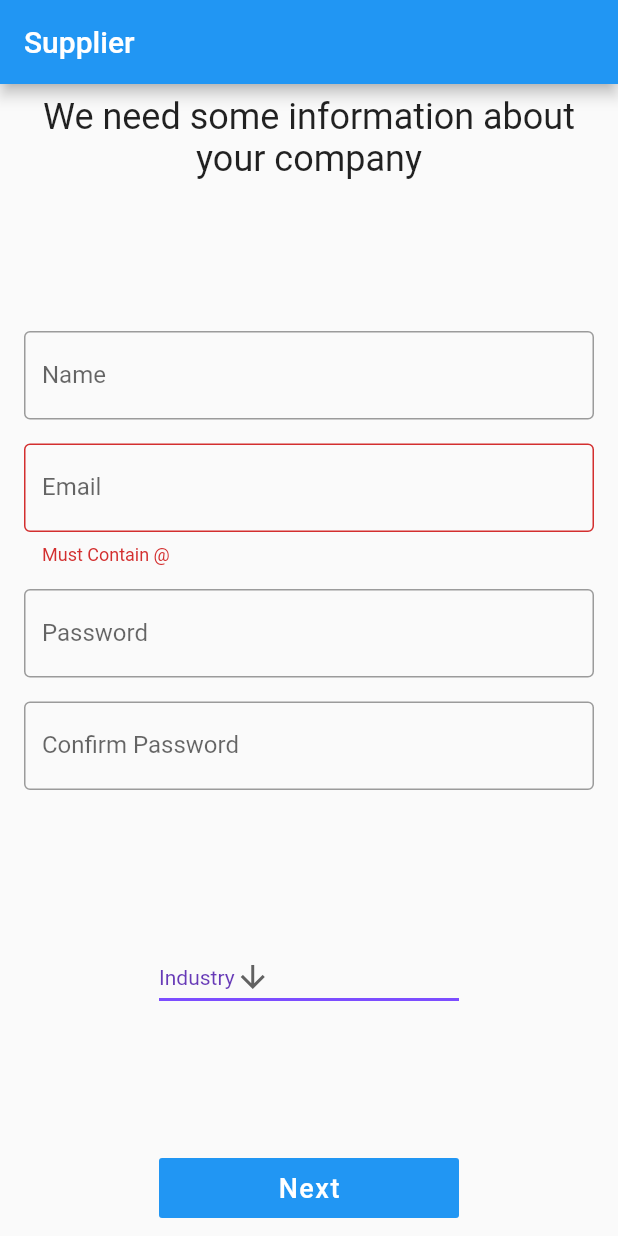
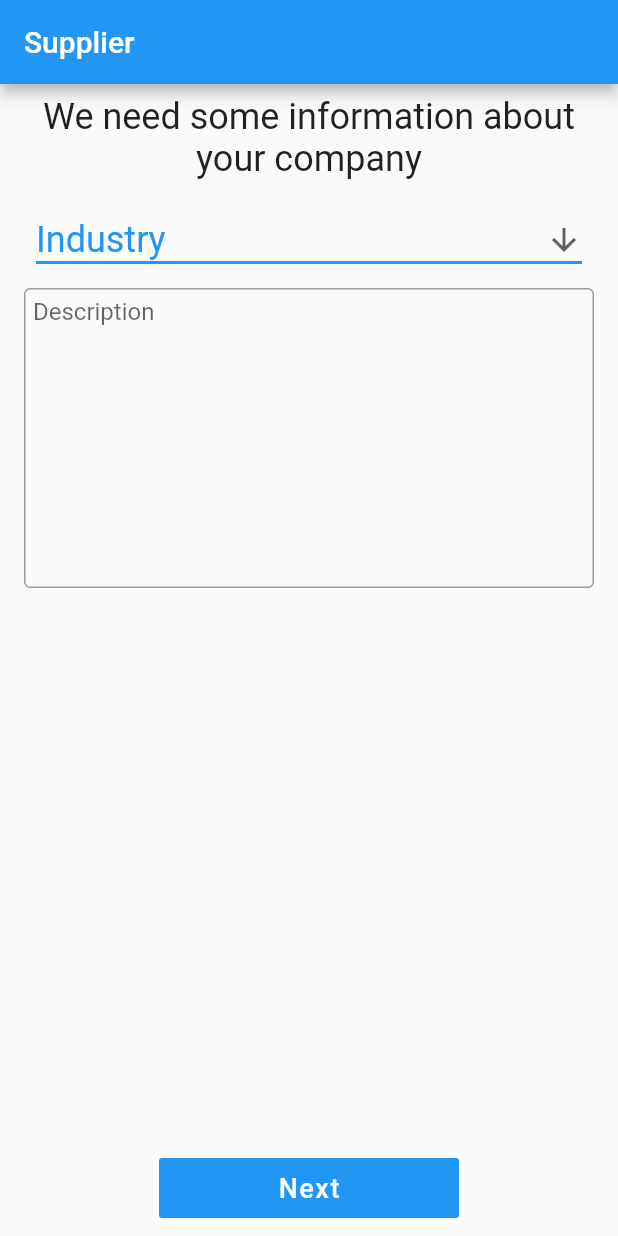
Before and after one commit to MartinOsama123/Mazloum, a Flutter app: the screen it shows after launch, on a phone screen of 412 x 824 dp. Run offline on Flutter 3.47's test engine with Material 2 defaults, Android fonts, the phone set to English and light mode, and no system bars.

Commit message:
Added DescriptionTextField

```diff
--- a/lib/Screens/SupplierRegisteration.dart
+++ b/lib/Screens/SupplierRegisteration.dart
@@ -1,7 +1,6 @@
+import 'package:flutter/cupertino.dart';
 import 'package:flutter/material.dart';
 import 'package:flutter/rendering.dart';
-
-
 
 // class MyHomePage extends StatefulWidget {
 //   MyHomePage({Key key, this.title}) : super(key: key);
@@ -18,62 +17,74 @@ class SupplierRegisteration extends StatelessWidget {
   String dropdownValue = "Industry";
   @override
   Widget build(BuildContext context) {
-
     return Scaffold(
       appBar: AppBar(
-
         title: Text("Supplier"),
       ),
       body: Center(
-
         child: Padding(
           padding: const EdgeInsets.all(8.0),
-
           child: Column(
             mainAxisAlignment: MainAxisAlignment.center,
             children: [
-                Text("We need some information about your company",style: TextStyle(fontSize: 24),textAlign: TextAlign.center,),
+              Text(
+                "We need some information about your company",
+                style: TextStyle(fontSize: 24),
+                textAlign: TextAlign.center,
+              ),
+              // Spacer(),
+              // SupplierMainInfo(),
+              // Spacer(),
+              Padding(
+                padding: const EdgeInsets.all(8.0),
+                child: DescriptionSupplier(),
+              ),
               Spacer(),
-                SupplierMainInfo(),
-                Spacer(),
-             Container(width:200,child: DescriptionSupplier()),
-                Spacer(),
-                FlatButton(onPressed: (){}, child: Text("Next",style: TextStyle(fontSize: 18,letterSpacing: 1,color: Colors.white),),color: Theme.of(context).accentColor,minWidth: 200,height: 40,),
+              FlatButton(
+                onPressed: () {},
+                child: Text(
+                  "Next",
+                  style: TextStyle(
+                      fontSize: 18, letterSpacing: 1, color: Colors.white),
+                ),
+                color: Theme.of(context).accentColor,
+                minWidth: 200,
+                height: 40,
+              ),
             ],
           ),
-
         ),
       ),
-
     );
   }
 }
 
-
 class DescriptionSupplier extends StatefulWidget {
   DescriptionSupplier({Key key}) : super(key: key);
-
-
-
 
   @override
   _MyDescriptionSupplier createState() => _MyDescriptionSupplier();
 }
+
 class _MyDescriptionSupplier extends State<DescriptionSupplier> {
   String dropdownValue = "Industry";
-
+  TextEditingController _descriptionText = new TextEditingController();
   @override
   Widget build(BuildContext context) {
-    return DropdownButton<String>(
-
+    return Column(
+      children: [
+        Padding(
+          padding: const EdgeInsets.all(8.0),
+          child: DropdownButton<String>(
             value: dropdownValue,
             icon: Icon(Icons.arrow_downward),
+            isExpanded: true,
             iconSize: 24,
             elevation: 16,
-        style: TextStyle(color: Colors.deepPurple),
+            style: TextStyle(color: Colors.blue),
             underline: Container(
               height: 2,
-          color: Colors.deepPurpleAccent,
+              color: Colors.blue,
             ),
             onChanged: (String newValue) {
               setState(() {
@@ -84,12 +95,34 @@ class _MyDescriptionSupplier extends State<DescriptionSupplier> {
                 .map<DropdownMenuItem<String>>((String value) {
               return DropdownMenuItem<String>(
                 value: value,
-            child: Text(value),
+                child: Text(
+                  value,
+                  style: TextStyle(fontSize: 24),
+                ),
               );
             }).toList(),
+          ),
+        ),
+        Container(
+          height: 200,
+          child: TextField(
+            controller: _descriptionText,
+            decoration: InputDecoration(
+                border: OutlineInputBorder(),
+                labelText: 'Description',
+                alignLabelWithHint: true,
+                contentPadding: EdgeInsets.all(6.0)),
+            maxLines: null,
+            minLines: null,
+            textAlignVertical: TextAlignVertical.top,
+            expands: true,
+          ),
+        ),
+      ],
     );
   }
 }
+
 class SupplierMainInfo extends StatefulWidget {
   const SupplierMainInfo({
     Key key,
@@ -117,13 +150,12 @@ class _SupplierMainInfoState extends State<SupplierMainInfo> {
     _confirmPassText.dispose();
     super.dispose();
   }
+
   @override
   Widget build(BuildContext context) {
     return Column(
-
       mainAxisAlignment: MainAxisAlignment.center,
       children: <Widget>[
-
         Padding(
           padding: const EdgeInsets.all(8.0),
           child: TextField(
@@ -131,14 +163,15 @@ class _SupplierMainInfoState extends State<SupplierMainInfo> {
             decoration: InputDecoration(
               border: OutlineInputBorder(),
               labelText: 'Name',
-            ),),
+            ),
+          ),
         ),
         Padding(
           padding: const EdgeInsets.all(8.0),
           child: TextField(
             controller: _emailText,
-            onChanged: (newValue){
-              if(newValue.contains("@"))
+            onChanged: (newValue) {
+              if (newValue.contains("@"))
                 setState(() {
                   emailCorrect = true;
                 });
@@ -146,8 +179,8 @@ class _SupplierMainInfoState extends State<SupplierMainInfo> {
             decoration: InputDecoration(
                 border: OutlineInputBorder(),
                 labelText: 'Email',
-              errorText: !emailCorrect ? "Must Contain @" : null
-            ),),
+                errorText: !emailCorrect ? "Must Contain @" : null),
+          ),
         ),
         Padding(
           padding: const EdgeInsets.all(8.0),
@@ -157,7 +190,8 @@ class _SupplierMainInfoState extends State<SupplierMainInfo> {
             decoration: InputDecoration(
               border: OutlineInputBorder(),
               labelText: 'Password',
-            ),),
+            ),
+          ),
         ),
         Padding(
           padding: const EdgeInsets.all(8.0),
@@ -167,9 +201,9 @@ class _SupplierMainInfoState extends State<SupplierMainInfo> {
             decoration: InputDecoration(
               border: OutlineInputBorder(),
               labelText: 'Confirm Password',
-            ),),
             ),
-
+          ),
+        ),
       ],
     );
   }
```
Lines whose indentation alone changed are shown as unchanged.
